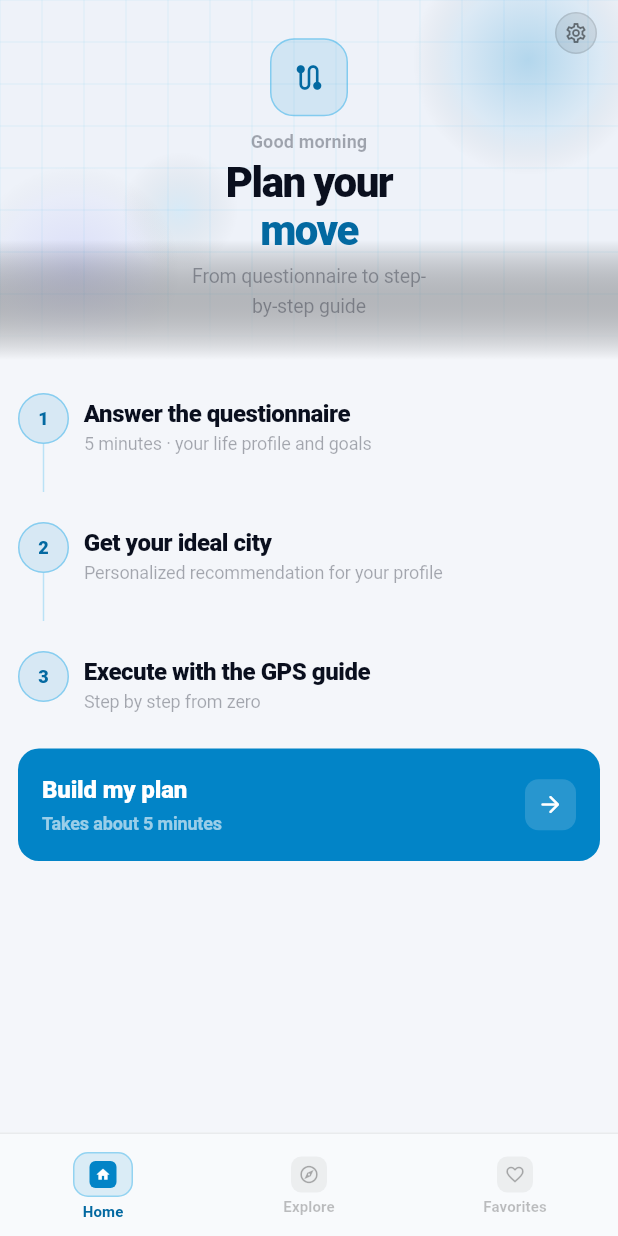
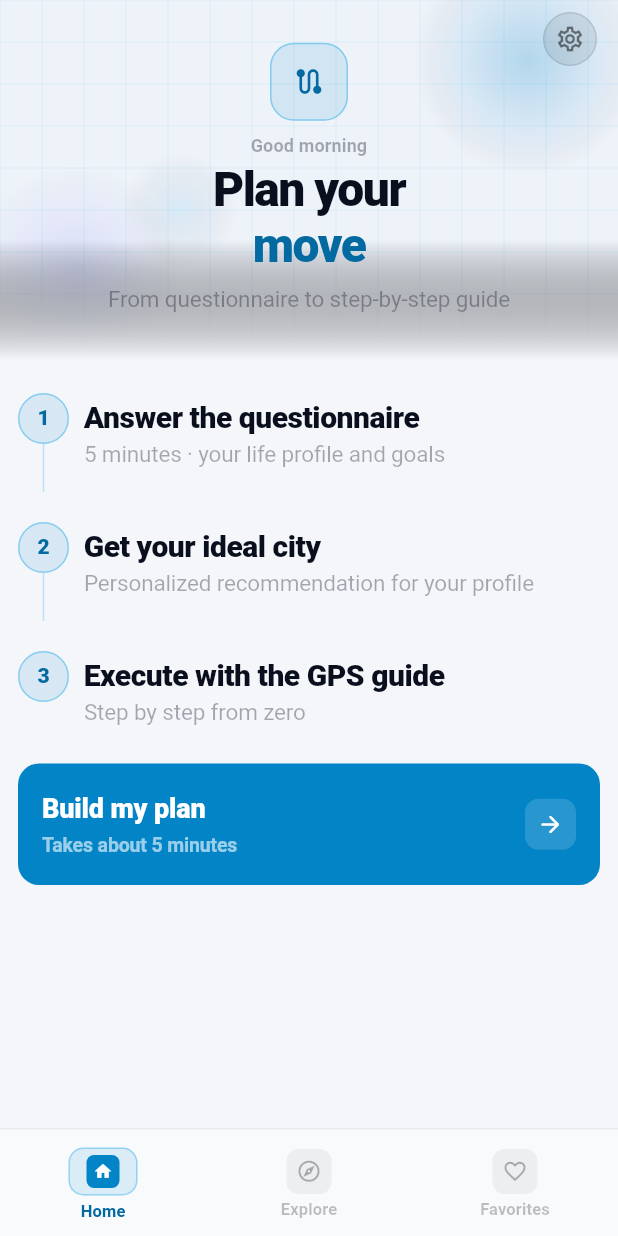
Before and after one commit to pabloHcosta/Movaro, a Flutter app: the PublicHomePage screen opened by its route, on a phone screen of 412 x 824 dp. Run offline on Flutter 3.47's test engine with Material 3 defaults, Android fonts, the phone set to English and light mode, and no system bars; our stand-ins replace cached_network_image, flutter_local_notifications, flutter_map, flutter_svg, geocoding, geolocator and 8 more; accounts and stored records are empty; network calls fail.

Commit message:
Fixes public home typography, hero layout, and nav bar sizing
- Increase font sizes on public home page to match theme defaults (titleMedium 20px, bodyMedium 15px) aligned with the Favorites page reference
- Fix hero top spacing: dynamic height based on safe area padding and center content below status bar
- Expand hero maxWidth from 170 to 300 to prevent title from breaking unnecessarily
- Increase settings icon from 28x28/16px to 36x36/20px
- Increase nav bar icon and label sizes for better readability across all pages
- Fix NestJS wildcard route warning: forRoutes('*') → forRoutes('*path')

Co-Authored-By: Claude Sonnet 4.6 <noreply@anthropic.com>

```diff
--- a/movaro/apps/app/lib/features/home/presentation/pages/public_home_page.dart
+++ b/movaro/apps/app/lib/features/home/presentation/pages/public_home_page.dart
@@ -482,7 +482,7 @@ class _EmptyHero extends StatelessWidget {
     final isDark = AppColors.isDark(context);
 
     return SizedBox(
-      height: 240,
+      height: MediaQuery.of(context).padding.top + 240,
       child: Stack(
         children: [
           Positioned.fill(
@@ -524,9 +524,13 @@ class _EmptyHero extends StatelessWidget {
             child: _SettingsButton(onTap: onOpenSettings),
           ),
           Positioned.fill(
-            child: Center(
-              child: ConstrainedBox(
-                constraints: const BoxConstraints(maxWidth: 170),
+            child: Padding(
+              padding: EdgeInsets.only(
+                top: MediaQuery.of(context).padding.top,
+              ),
+              child: Center(
+                child: ConstrainedBox(
+                  constraints: const BoxConstraints(maxWidth: 300),
                 child: Column(
                   mainAxisSize: MainAxisSize.min,
                   children: [
@@ -577,12 +581,12 @@ class _EmptyHero extends StatelessWidget {
                       textAlign: TextAlign.center,
                       style: Theme.of(context).textTheme.headlineMedium
                           ?.copyWith(
-                            fontSize: 28,
+                            fontSize: 32,
                             fontWeight: FontWeight.w900,
                             height: 1.15,
                           ),
                     ),
-                    const SizedBox(height: 5),
+                    const SizedBox(height: 6),
                     Text(
                       _text(
                         context,
@@ -592,7 +596,7 @@ class _EmptyHero extends StatelessWidget {
                       ),
                       textAlign: TextAlign.center,
                       style: Theme.of(context).textTheme.bodyMedium?.copyWith(
-                        fontSize: 13,
+                        fontSize: 15,
                         color: _tertiaryText(context),
                       ),
                     ),
@@ -601,6 +605,7 @@ class _EmptyHero extends StatelessWidget {
               ),
             ),
           ),
+        ),
         ],
       ),
     );
@@ -1312,7 +1317,7 @@ class _StepTimeline extends StatelessWidget {
                           '${index + 1}',
                           style: Theme.of(context).textTheme.labelLarge
                               ?.copyWith(
-                                fontSize: 12,
+                                fontSize: 14,
                                 fontWeight: FontWeight.w900,
                                 color: _accentText(context),
                               ),
@@ -1339,7 +1344,6 @@ class _StepTimeline extends StatelessWidget {
                           steps[index].title,
                           style: Theme.of(context).textTheme.titleMedium
                               ?.copyWith(
-                                fontSize: 16,
                                 fontWeight: FontWeight.w800,
                                 color: _primaryText(context),
                               ),
@@ -1349,7 +1353,6 @@ class _StepTimeline extends StatelessWidget {
                           steps[index].subtitle,
                           style: Theme.of(context).textTheme.bodyMedium
                               ?.copyWith(
-                                fontSize: 12,
                                 color: _tertiaryText(context),
                               ),
                         ),
@@ -1408,12 +1411,12 @@ class _StartPlanCtaState extends State<_StartPlanCta> {
                       en: 'Build my plan',
                     ),
                     style: const TextStyle(
-                      fontSize: 16,
+                      fontSize: 18,
                       fontWeight: FontWeight.w900,
                       color: Colors.white,
                     ),
                   ),
-                  const SizedBox(height: 1),
+                  const SizedBox(height: 2),
                   Text(
                     _text(
                       context,
@@ -1422,7 +1425,7 @@ class _StartPlanCtaState extends State<_StartPlanCta> {
                       en: 'Takes about 5 minutes',
                     ),
                     style: TextStyle(
-                      fontSize: 12,
+                      fontSize: 13,
                       fontWeight: FontWeight.w600,
                       color: Colors.white.withValues(alpha: 0.60),
                     ),
@@ -1501,8 +1504,8 @@ class _SettingsButton extends StatelessWidget {
         borderRadius: BorderRadius.circular(999),
         onTap: onTap,
         child: Ink(
-          width: 28,
-          height: 28,
+          width: 36,
+          height: 36,
           decoration: BoxDecoration(
             shape: BoxShape.circle,
             color: isDark
@@ -1516,7 +1519,7 @@ class _SettingsButton extends StatelessWidget {
           ),
           child: Icon(
             Icons.settings_outlined,
-            size: 16,
+            size: 20,
             color: isDark
                 ? Colors.white.withValues(alpha: 0.60)
                 : Colors.black.withValues(alpha: 0.50),
--- a/movaro/apps/app/lib/features/home/presentation/widgets/main_navigation_bar.dart
+++ b/movaro/apps/app/lib/features/home/presentation/widgets/main_navigation_bar.dart
@@ -194,8 +194,8 @@ class _NavTab extends StatelessWidget {
             children: [
               if (isActive)
                 Container(
-                  width: 40,
-                  height: 30,
+                  width: 46,
+                  height: 32,
                   decoration: BoxDecoration(
                     borderRadius: BorderRadius.circular(10),
                     color: isDark
@@ -209,25 +209,25 @@ class _NavTab extends StatelessWidget {
                   ),
                   child: Center(
                     child: Container(
-                      width: 18,
-                      height: 18,
+                      width: 22,
+                      height: 22,
                       decoration: BoxDecoration(
                         color: const Color(0xFF0284C7),
-                        borderRadius: BorderRadius.circular(4),
+                        borderRadius: BorderRadius.circular(5),
                       ),
-                      child: Icon(activeIcon, size: 10, color: Colors.white),
+                      child: Icon(activeIcon, size: 13, color: Colors.white),
                     ),
                   ),
                 )
               else
                 Container(
-                  width: 24,
-                  height: 24,
+                  width: 30,
+                  height: 30,
                   decoration: BoxDecoration(
                     color: inactiveBackground,
-                    borderRadius: BorderRadius.circular(7),
+                    borderRadius: BorderRadius.circular(8),
                   ),
-                  child: Icon(icon, size: 14, color: inactiveForeground),
+                  child: Icon(icon, size: 17, color: inactiveForeground),
                 ),
               const SizedBox(height: 4),
               Text(
@@ -235,7 +235,7 @@ class _NavTab extends StatelessWidget {
                 maxLines: 1,
                 overflow: TextOverflow.ellipsis,
                 style: Theme.of(context).textTheme.labelMedium?.copyWith(
-                  fontSize: 10,
+                  fontSize: 11,
                   fontWeight: FontWeight.w700,
                   color: isActive
                       ? (isDark
```
Also changed, not shown: 1 other file.
